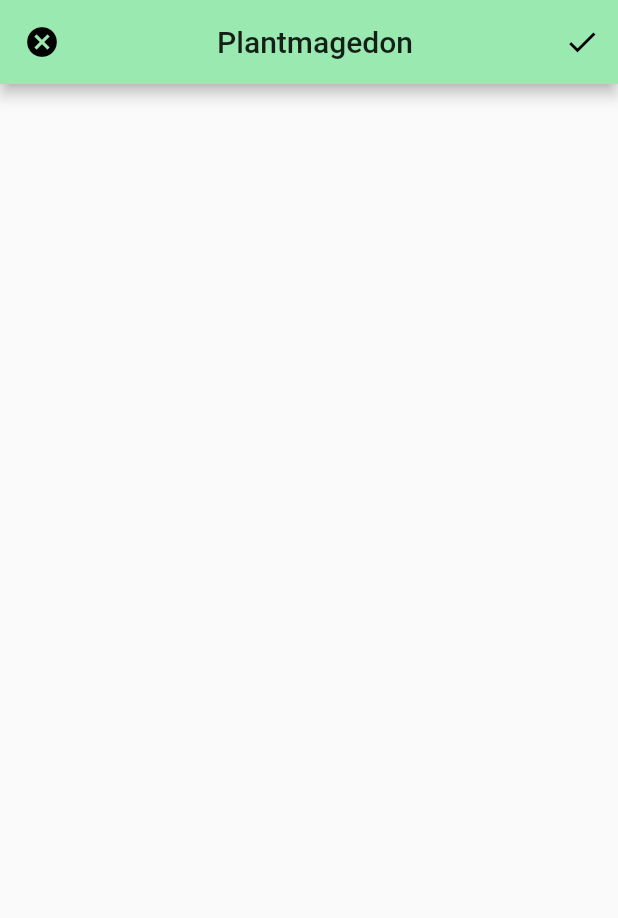
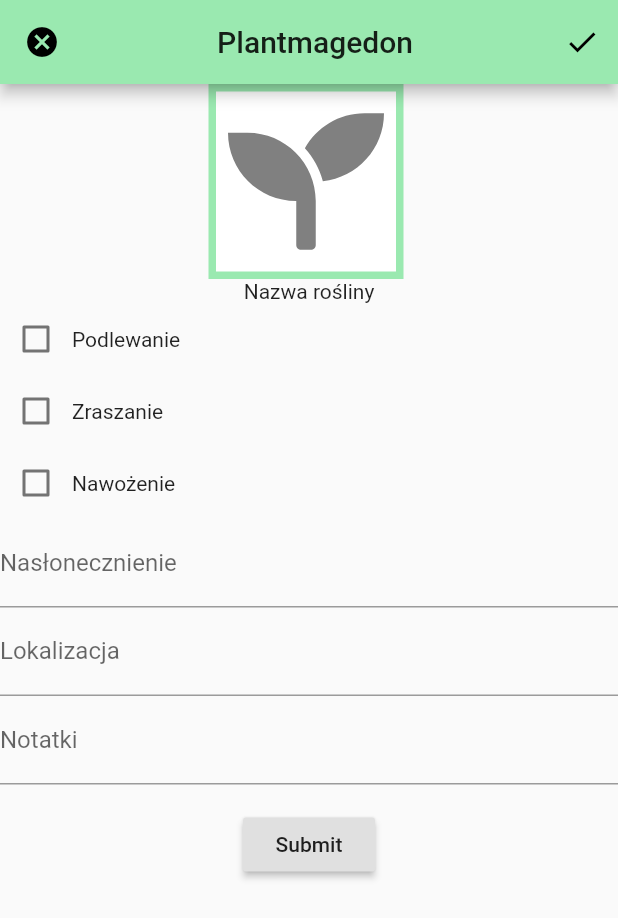
Before and after one commit to koccur/plantaFlutter, a Flutter app: the screen it shows after launch, after a tap on the "add" icon, on a phone screen of 412 x 824 dp. Shown: the top 918 px of the screen. Run offline on Flutter 3.47's test engine with Material 2 defaults, Android fonts, the phone set to English and light mode, and no system bars; our stand-ins replace flutter_svg; network calls fail.

Commit message:
add plant

```diff
--- a/lib/controllers/Plant.controller.dart
+++ b/lib/controllers/Plant.controller.dart
@@ -14,12 +14,13 @@ class PlantController {
     }
   }
 
-  static Future<Plants> getPlants() async {
+  static Future<PlantList> getPlants() async {
     final response = await http.get(Variables.API_URL + 'plants/allInfo');
     if (response.statusCode == 200) {
-      return Plants.fromJson(json.decode(response.body));
+      PlantList plantList = PlantList.fromJson(json.decode(response.body));
+      return plantList;
     } else {
-      throw Exception('Failed to get plant with id:3');
+      throw Exception('Failed to get plants');
     }
   }
 
--- a/lib/model/Plant.dart
+++ b/lib/model/Plant.dart
@@ -13,12 +13,12 @@ class Plant {
 
   Plant(
       {this.id,
-        this.name,
-        this.picture,
+      this.name,
+      this.picture,
       this.water,
-        this.fertilization,
-        this.place,
-        this.notes}) {}
+      this.fertilization,
+      this.place,
+      this.notes});
 
   factory Plant.fromJson(Map<String, dynamic> json) {
     return Plant(
@@ -30,25 +30,18 @@ class Plant {
         place: Place.fromJson(json['place']),
         notes: json['notes']);
   }
-//  factory Plant.fromJsonPlants(List<Map<String,dynamic>> json){
-//    List list = new List();
-//    for(int i = 0;i<json.length;i++){
-//      list.add(Plant.fromJson(json[i]));
-//    }
-//
-//     return list;
-//  }
 }
+class PlantList{
+  final List<Plant> plants;
 
-class Plants{
-  final List<Plant> plants;
-  Plants({this.plants}){
+  PlantList({this.plants});
 
+  factory PlantList.fromJson(List<dynamic> parsedJson){
+
+    List<Plant> plants = new List<Plant>();
+    plants  = parsedJson.map((el)=>Plant.fromJson(el)).toList();
+
+    return new PlantList(plants: plants);
   }
 
-  factory Plants.fromJson(Map<String,dynamic> json){
-    return Plants(
-      plants: json['plants']
-    );
-  }
 }
--- a/lib/model/Spray.dart
+++ b/lib/model/Spray.dart
@@ -4,7 +4,7 @@ class Spray{
   final int intensity;
   final String lastActivity;
 
-  Spray({this.id, this.frequency, this.intensity, this.lastActivity}) {}
+  Spray({this.id, this.frequency, this.intensity, this.lastActivity});
 
   factory Spray.fromJson(Map<String, dynamic> json) {
     return Spray(
--- a/lib/model/Water.dart
+++ b/lib/model/Water.dart
@@ -6,9 +6,7 @@ class Water{
   final int intensity;
   final String lastActivity;
   final Spray spray;
-  Water({this.id, this.frequency, this.intensity, this.lastActivity, this.spray}){
-
-  }
+  Water({this.id, this.frequency, this.intensity, this.lastActivity, this.spray});
 
   factory Water.fromJson(Map<String, dynamic> json) {
     return Water(
@@ -16,7 +14,8 @@ class Water{
         frequency: json['frequency'],
         intensity: json['intensity'],
         lastActivity: json['lastActivity'],
-        spray: Spray.fromJson(json['spray'])
+        spray: null
+//        todo rozwiazac problem spraya
     );
   }
 }
--- a/lib/planta/plantAdd.dart
+++ b/lib/planta/plantAdd.dart
@@ -1,26 +1,118 @@
 import 'package:flutter/material.dart';
+import 'package:flutter_svg/flutter_svg.dart';
 
 import '../colors.dart';
 
 class AddPlantRoute extends StatefulWidget {
   @override
   _AddPlantRoute createState() => _AddPlantRoute();
-
 }
 
 class _AddPlantRoute extends State<AddPlantRoute> {
+  bool checkboxWaterValue = false;
+  bool checkboxSprayValue = false;
+  bool checkboxFertValue = false;
+  final _formKey = GlobalKey<FormState>();
+
   Widget addPlantBarFunc(context) {
     return AppBar(
-        leading: IconButton(icon: Icon(Icons.cancel), onPressed: () {
+        leading: IconButton(
+            icon: Icon(Icons.cancel),
+            onPressed: () {
               Navigator.pop(context);
             }),
         title: new Center(
             child: new Text('Plantmagedon', textAlign: TextAlign.center)),
         actions: <Widget>[
-          IconButton(icon: Icon(Icons.check), onPressed: () {
+          IconButton(
+            icon: Icon(Icons.check),
+            onPressed: () {
 //            save
-          },)
-        ]
+            },
+          )
+        ]);
+  }
+
+  Widget leftSideBoxFunc(context) {
+    return Container(
+        padding: const EdgeInsets.all(8.0),
+        margin: const EdgeInsets.only(right: 4),
+        width: 130.0,
+        height: 130.0,
+        decoration: new BoxDecoration(
+            color: Colors.white,
+            border: new Border.all(width: 5, color: AppColors.ThemeColor)),
+        child: SvgPicture.asset('images/icons/plant-temp.svg'));
+  }
+
+  Widget checkboxContainer(context) {
+    return Container(
+      child: Column(
+        children: <Widget>[
+          Row(children: <Widget>[
+            Checkbox(
+              value: checkboxWaterValue,
+              onChanged: (bool newValue) {
+                setState(() {
+                  checkboxWaterValue = newValue;
+                });
+              },
+            ),
+            Text("Podlewanie"),
+          ]),
+          Row(
+            children: <Widget>[
+              Checkbox(
+                value: checkboxSprayValue,
+                onChanged: (bool newValue) {
+                  setState(() {
+                    checkboxSprayValue = newValue;
+                  });
+                },
+              ),
+              Text("Zraszanie"),
+            ],
+          ),
+          Row(children: <Widget>[
+            Checkbox(
+              value: checkboxFertValue,
+              onChanged: (bool newValue) {
+                setState(() {
+                  checkboxFertValue = newValue;
+                });
+              },
+            ),
+            Text("Nawożenie"),
+          ])
+        ],
+      ),
+    );
+  }
+
+  Widget sunnyAndLocContainer(context) {
+    return Container(
+      child: Column(
+        children: <Widget>[
+          TextFormField(
+            validator: (value) {
+              if (value.isEmpty) {
+                return "write text";
+              }
+              return null;
+            },
+            decoration: InputDecoration(labelText: "Nasłonecznienie"),
+          ),
+          TextFormField(
+            validator: (value) {
+              if (value.isEmpty) {
+                return "write text";
+              }
+              return null;
+            },
+            decoration: InputDecoration(labelText: "Lokalizacja"),
+          )
+        ],
+      ),
     );
   }
 
@@ -32,14 +124,29 @@ class _AddPlantRoute extends State<AddPlantRoute> {
         home: Scaffold(
             appBar: addPlantBarFunc(context),
             body: Form(
-            child:Column(
+                key: _formKey,
+                child: Column(
                   children: <Widget>[
-
+                    leftSideBoxFunc(context),
+                    Text("Nazwa rośliny"),
+                    checkboxContainer(context),
+                    sunnyAndLocContainer(context),
+                    TextFormField(
+                      decoration: InputDecoration(labelText: "Notatki"),
+                    ),
+                    Padding(
+                        padding: const EdgeInsets.symmetric(vertical: 16.0),
+                        child: RaisedButton(
+                            onPressed: () {
+                              if (_formKey.currentState.validate()) {
+                                // If the form is valid, display a Snackbar.
+                                Scaffold.of(context).showSnackBar(
+                                    SnackBar(content: Text('Processing Data')));
+                              }
+                            },
+                            child: Text('Submit')))
                   ],
-            )
-          )
-
-    ));
+                ))));
   }
 }
 
--- a/lib/planta/plantHome.dart
+++ b/lib/planta/plantHome.dart
@@ -7,16 +7,13 @@ import 'dart:convert';
 
 import 'package:planta_flutter/planta/plantAdd.dart';
 
-
-
 class PlantHome extends StatefulWidget {
-
   @override
   _PlantHome createState() => _PlantHome();
 }
 
 class _PlantHome extends State<PlantHome> {
-  Future<Plants> futurePlants;
+  Future<PlantList> futurePlants;
   Future<Plant> futurePlant;
 
   List<Widget> iconsAppBarFunc(context) {
@@ -38,7 +35,7 @@ class _PlantHome extends State<PlantHome> {
         child: SvgPicture.asset('images/icons/plant-temp.svg'));
   }
 
-  Widget rightSideBoxFunc(context,Plant plant) {
+  Widget rightSideBoxFunc(context, Plant plant) {
     return Container(
         height: 130,
         width: 130,
@@ -47,8 +44,7 @@ class _PlantHome extends State<PlantHome> {
         padding: EdgeInsets.all(12),
         child: Column(
           children: <Widget>[
-            Expanded(
-                child: (Text(plant.name, textAlign: TextAlign.left))),
+            Expanded(child: (Text(plant.name, textAlign: TextAlign.left))),
             Expanded(
               child: Row(
                 children: <Widget>[
@@ -89,18 +85,18 @@ class _PlantHome extends State<PlantHome> {
         ));
   }
 
-  Widget plantBoxFunc(context,Plant plant) {
+  Widget plantBoxFunc(context, Plant plant) {
     return Row(
       children: <Widget>[
         Expanded(child: leftSideBoxFunc(context)),
-        Expanded(child: rightSideBoxFunc(context,plant))
+        Expanded(child: rightSideBoxFunc(context, plant))
       ],
     );
   }
 
-  RaisedButton plantButtonFunc(context,Plant plant) {
+  RaisedButton plantButtonFunc(context, Plant plant) {
     return RaisedButton(
-      child: plantBoxFunc(context,plant),
+      child: plantBoxFunc(context, plant),
       padding: EdgeInsets.all(10),
     );
   }
@@ -116,9 +112,26 @@ class _PlantHome extends State<PlantHome> {
       alignment: Alignment.topCenter,
       child: Column(
         children: <Widget>[
-          plantButtonFunc(context,plant),
+          plantButtonFunc(context, plant),
           SizedBox(height: 20),
         ],
+      ),
+      padding: const EdgeInsets.all(10),
+      decoration: new BoxDecoration(
+        color: Colors.red,
+      ),
+    );
+  }
+
+  Widget plantsListFunc(context, PlantList plantList) {
+    return Container(
+      margin: const EdgeInsets.only(top: 20, left: 20, right: 20, bottom: 64),
+      alignment: Alignment.topCenter,
+      child: ListView.builder(
+        itemCount: plantList.plants.length,
+        itemBuilder: (context,index){
+          return plantListFunc(context, plantList.plants[index]);
+        },
       ),
       padding: const EdgeInsets.all(10),
       decoration: new BoxDecoration(
@@ -130,8 +143,8 @@ class _PlantHome extends State<PlantHome> {
   @override
   void initState() {
     super.initState();
-//    futurePlants = PlantController.getPlants();
-    futurePlant = PlantController.getPlant(3);
+    futurePlants = PlantController.getPlants();
+    futurePlant = PlantController.getPlant(1);
   }
 
   @override
@@ -143,24 +156,27 @@ class _PlantHome extends State<PlantHome> {
         appBar: appBarFunc(context),
         body: Container(
           alignment: Alignment.center,
-            child: FutureBuilder<Plant>(
-              future: futurePlant,
+          child: FutureBuilder<PlantList>(
+            future: futurePlants,
             builder: (context, snapshot) {
               if (snapshot.hasData) {
-                  return plantListFunc(context, snapshot.data);
-                } else {
-                  return Text("Problem z danymi");
+                return plantsListFunc(context, snapshot.data);
+              } else if (snapshot.hasError) {
+                return Text("Problem z danymi2");
               }
+              return CircularProgressIndicator();
             },
           ),
         ),
         floatingActionButton: FloatingActionButton(
-          onPressed: (){
-              Navigator.push(context,MaterialPageRoute(builder: (context) => AddPlantRoute()));
+          onPressed: () {
+            Navigator.push(context,
+                MaterialPageRoute(builder: (context) => AddPlantRoute()));
           },
           child: Icon(Icons.add),
           backgroundColor: AppColors.ThemeColor,
-        ),),
+        ),
+      ),
     );
   }
 }
```
Lines whose indentation alone changed are shown as unchanged.
